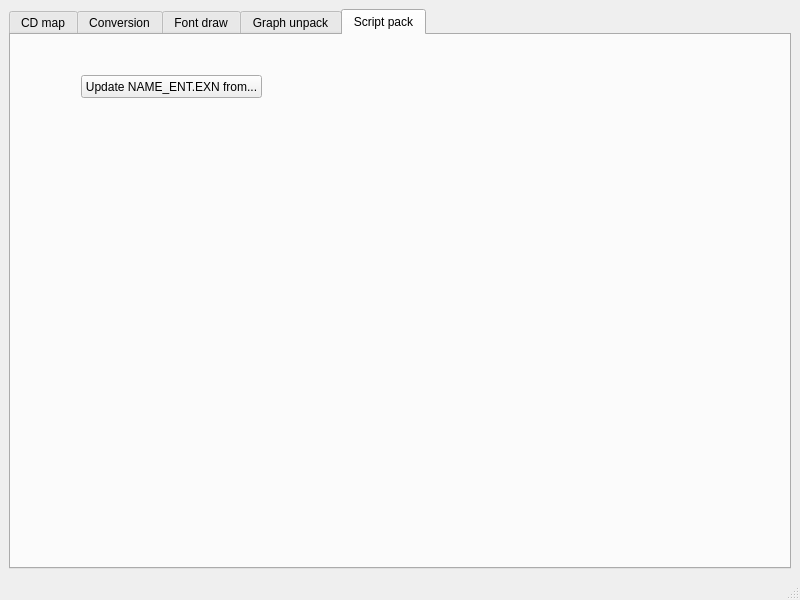
hitomi2500/tokipatch, file TokiCD/mainwindow.ui: the form before one commit.
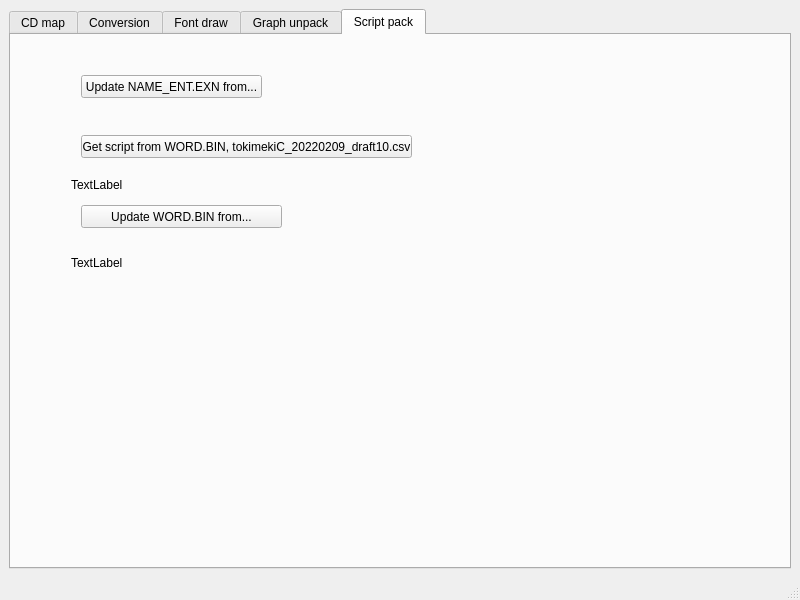
The form after the commit.

Commit message: Working with english script dummy

The edit to the form file:
```diff
--- a/TokiCD/mainwindow.ui
+++ b/TokiCD/mainwindow.ui
@@ -168,6 +168,58 @@
          <string>Update NAME_ENT.EXN from...</string>
         </property>
        </widget>
+       <widget class="QPushButton" name="pushButton_script_word_bin">
+        <property name="geometry">
+         <rect>
+          <x>70</x>
+          <y>100</y>
+          <width>331</width>
+          <height>23</height>
+         </rect>
+        </property>
+        <property name="text">
+         <string>Get script from WORD.BIN, tokimekiC_20220209_draft10.csv</string>
+        </property>
+       </widget>
+       <widget class="QLabel" name="label_pepsiman_stats">
+        <property name="geometry">
+         <rect>
+          <x>60</x>
+          <y>140</y>
+          <width>591</width>
+          <height>20</height>
+         </rect>
+        </property>
+        <property name="text">
+         <string>TextLabel</string>
+        </property>
+       </widget>
+       <widget class="QPushButton" name="pushButton_script_word_bin_update">
+        <property name="geometry">
+         <rect>
+          <x>70</x>
+          <y>170</y>
+          <width>201</width>
+          <height>23</height>
+         </rect>
+        </property>
+        <property name="text">
+         <string>Update WORD.BIN from...</string>
+        </property>
+       </widget>
+       <widget class="QLabel" name="label_wordbin_insert_stats">
+        <property name="geometry">
+         <rect>
+          <x>60</x>
+          <y>220</y>
+          <width>711</width>
+          <height>16</height>
+         </rect>
+        </property>
+        <property name="text">
+         <string>TextLabel</string>
+        </property>
+       </widget>
       </widget>
      </widget>
     </item>
```
The commit also changes 3 other files.
